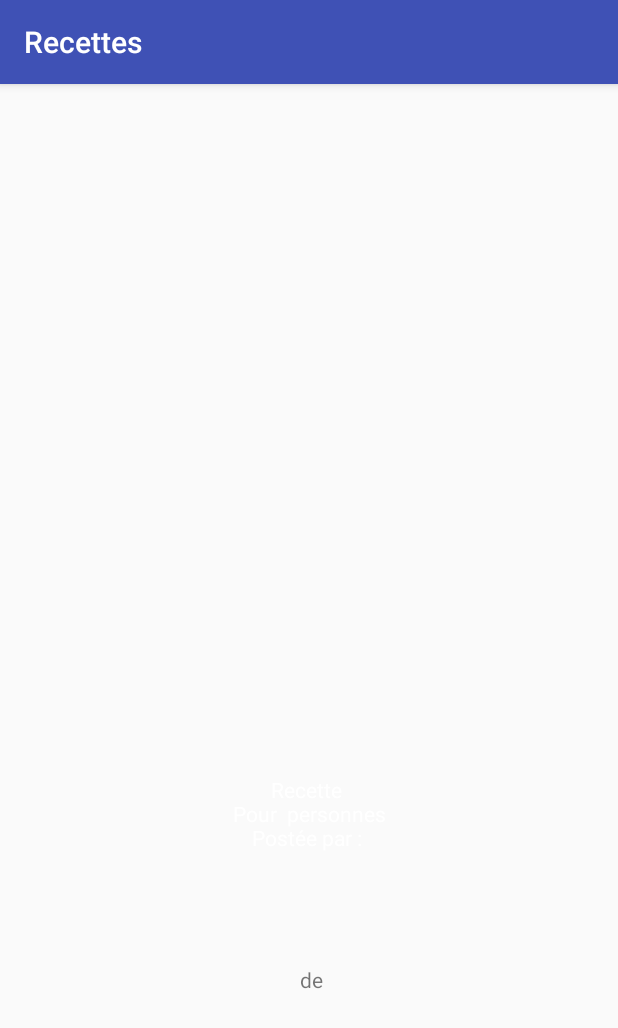
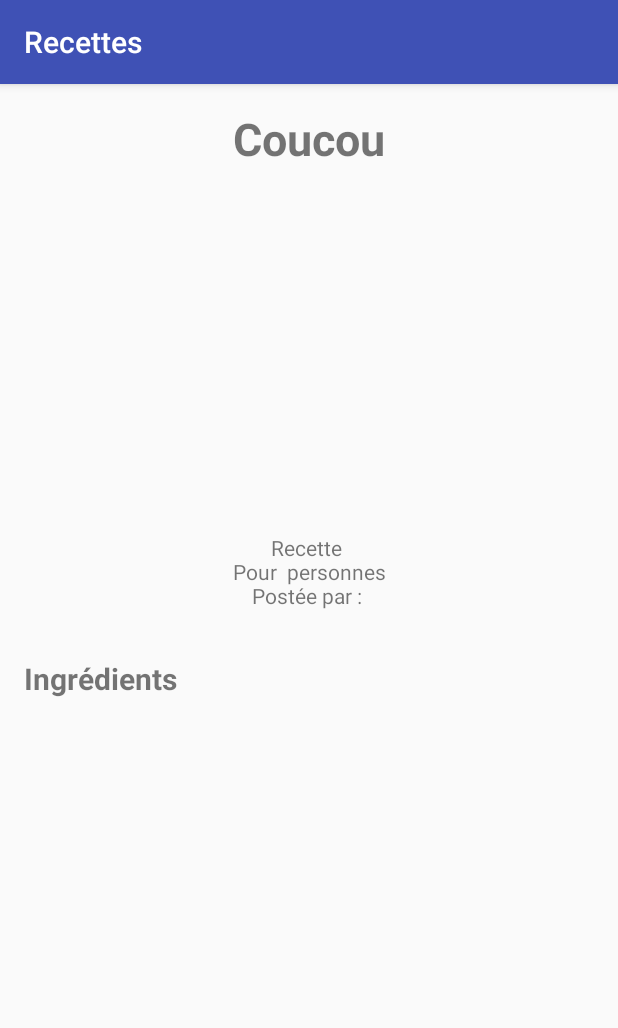
Before and after one commit to commandantmarcos/recettes, an Android app: the PrintRecipe screen opened directly, with no data from a screen before it, on a phone screen of 412 x 824 dp. Shown: the top 1028 px of the screen. Run offline under Robolectric (Android 15) with nearby library versions, the phone set to English and light mode, and no system bars; our stand-ins replace Picasso; pictures from the network do not load; 13 statements that could not run were skipped.

Commit message:
Correction mineure

```diff
--- a/app/src/main/res/layout/print_recipe.xml
+++ b/app/src/main/res/layout/print_recipe.xml
@@ -15,7 +15,8 @@
         android:id="@+id/p_recipe_title"
         android:textStyle="bold"
         android:textSize="30sp"
-        android:textColor="#fff"
+        android:text="Coucou"
+        android:gravity="center"
         android:layout_width="match_parent"
         android:layout_height="wrap_content" />
 
@@ -29,28 +30,29 @@
         android:padding="16dp"
         android:id="@+id/p_recipe_description"
         android:textAlignment="center"
+        android:text="Coucou"
         android:textSize="14sp"
-        android:textColor="#fff"
         android:layout_width="match_parent"
         android:layout_height="wrap_content" />
 
     <TextView
+        android:id="@+id/p_recipe_ing"
+        android:layout_width="match_parent"
+        android:layout_height="wrap_content"
+        android:text="@string/fragment_ingredients"
         android:padding="16dp"
-        android:id="@+id/p_recipe_ing"
-        android:textStyle="bold"
         android:textSize="20sp"
-        android:textColor="#fff"
-        android:layout_width="wrap_content"
-        android:layout_height="wrap_content" />
-
-    <ListView
-        android:id="@+id/p_recipe_ing_list"
-        android:layout_width="match_parent"
-        android:layout_height="wrap_content" />
+        android:textStyle="bold" />
 
     <ListView
         android:id="@+id/p_recipe_step_list"
         android:layout_width="match_parent"
         android:layout_height="wrap_content" />
 
+    <android.support.v7.widget.RecyclerView
+        xmlns:android="http://schemas.android.com/apk/res/android"
+        android:id="@+id/p_recipe_ing_list"
+        android:layout_width="match_parent"
+        android:layout_height="match_parent"/>
+
 </LinearLayout>
```
